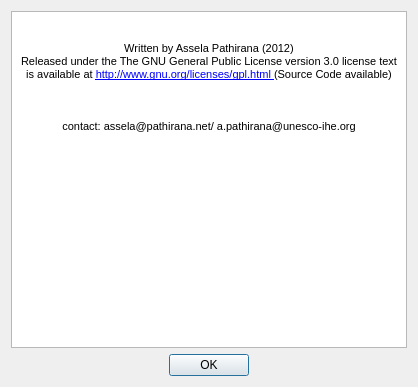
asselapathirana/swmm5-ea, file qt/about_dialog_.ui: the form before one commit.
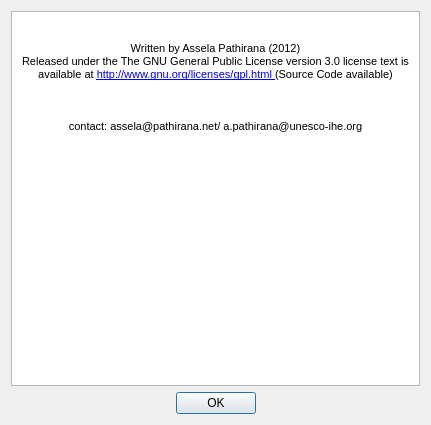
The form after the commit. Icons and pictures are not drawn.

Patch:
```diff
--- a/qt/about_dialog_.ui
+++ b/qt/about_dialog_.ui
@@ -6,8 +6,8 @@
    <rect>
     <x>0</x>
     <y>0</y>
-    <width>418</width>
-    <height>387</height>
+    <width>431</width>
+    <height>425</height>
    </rect>
   </property>
   <property name="windowTitle">
```
Left out of the diff: 2 changed lines with no effect on the pictures.
